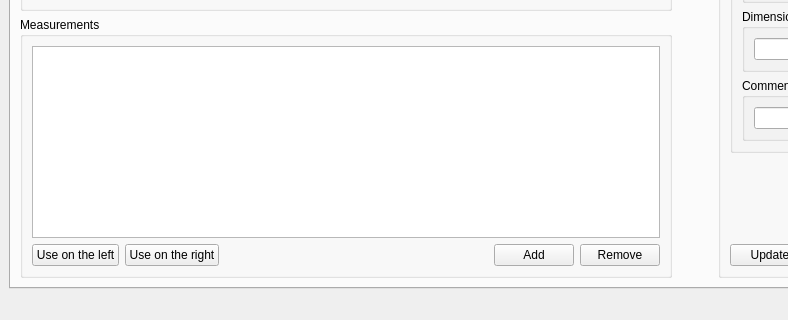
Above: Spokeduino Mothership/ui/spokeduino_mothership.ui from dunkelfalke80/spokeduino before the change; both pictures show x 0 to 788 and y 473 to 793 of the 1100 by 793 pixel window. Below: the same form after it.
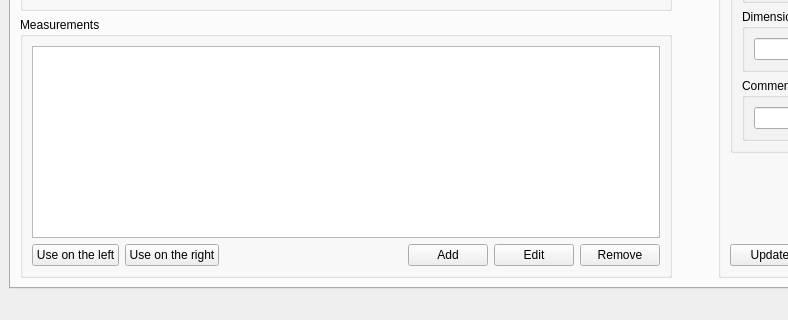
That is the form after the change. Icons and pictures are not drawn. Custom widgets are drawn as their Qt base class.

Commit message: Edit measurement button added, add and edit measurement buttons fixed

Patch:
```diff
--- a/Spokeduino Mothership/ui/spokeduino_mothership.ui
+++ b/Spokeduino Mothership/ui/spokeduino_mothership.ui
@@ -135,7 +135,7 @@
                  <item>
                   <layout class="QVBoxLayout" name="verticalLayout_6">
                    <item>
-                    <layout class="QHBoxLayout" name="horizontalLayoutSpokeDefinitionsDatabase_6" stretch="0,0,0,0,0">
+                    <layout class="QHBoxLayout" name="horizontalLayoutSpokeDefinitionsDatabase_6" stretch="0,0,0,0,0,0">
                      <item>
                       <widget class="QPushButton" name="pushButtonUseLeft">
                        <property name="sizePolicy">
@@ -197,6 +197,22 @@
                        </property>
                       </widget>
                      </item>
+                     <item>
+                      <widget class="QPushButton" name="pushButtonEditMeasurement">
+                       <property name="sizePolicy">
+                        <sizepolicy hsizetype="Maximum" vsizetype="Maximum">
+                         <horstretch>0</horstretch>
+                         <verstretch>0</verstretch>
+                        </sizepolicy>
+                       </property>
+                       <property name="text">
+                        <string>Edit</string>
+                       </property>
+                       <property name="icon">
+                        <iconset theme="QIcon::ThemeIcon::DocumentProperties"/>
+                       </property>
+                      </widget>
+                     </item>
                      <item>
                       <widget class="QPushButton" name="pushButtonDeleteMeasurement">
                        <property name="sizePolicy">
```
The commit also changes 4 other files.
